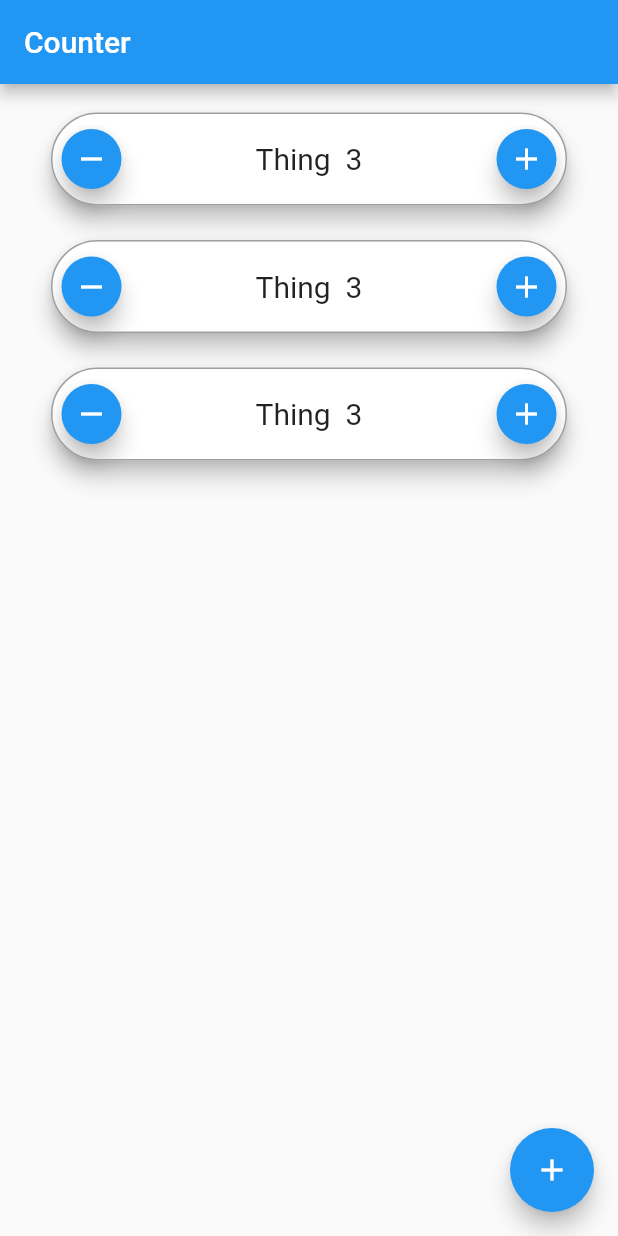
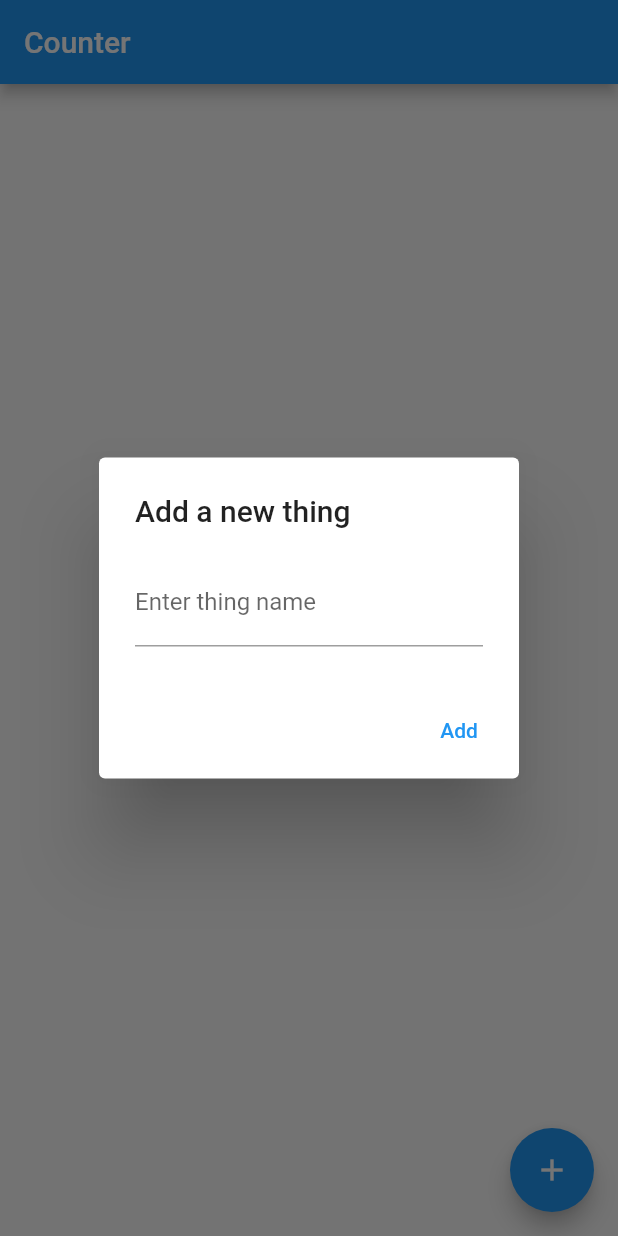
Before and after one commit to amitbansal7/counter, a Flutter app: the screen it shows after launch, after a tap on the "add" icon, on a phone screen of 412 x 824 dp. Run offline on Flutter 3.47's test engine with Material 2 defaults, Android fonts, the phone set to English and light mode, and no system bars; our stand-ins replace drift; accounts and stored records are empty; generated files the repository leaves out were written again.

Commit message:
add thing tile and add new form

```diff
--- a/lib/main.dart
+++ b/lib/main.dart
@@ -1,3 +1,5 @@
+import 'package:counter/models/tables.dart';
+import 'package:drift/drift.dart' as df;
 import 'package:flutter/material.dart';
 
 import 'counter_tile_widget.dart';
@@ -15,15 +17,6 @@ class MyApp extends StatelessWidget {
     return MaterialApp(
       title: 'Flutter Demo',
       theme: ThemeData(
-        // This is the theme of your application.
-        //
-        // Try running your application with "flutter run". You'll see the
-        // application has a blue toolbar. Then, without quitting the app, try
-        // changing the primarySwatch below to Colors.green and then invoke
-        // "hot reload" (press "r" in the console where you ran "flutter run",
-        // or simply save your changes to "hot reload" in a Flutter IDE).
-        // Notice that the counter didn't reset back to zero; the application
-        // is not restarted.
         primarySwatch: Colors.blue,
       ),
       home: const MyHomePage(title: 'Counter'),
@@ -50,71 +43,72 @@ class MyHomePage extends StatefulWidget {
 }
 
 class _MyHomePageState extends State<MyHomePage> {
-  int _counter = 0;
+  final thingsController = TextEditingController();
+  _displayDialog(BuildContext context, MyDatabase database) async {
+    Widget okButton = TextButton(
+      child: const Text("Add"),
+      onPressed: () {
+        final name = thingsController.text.trim();
+        if (name.isNotEmpty) {
+          database.insertThing(ThingsCompanion(name: df.Value(name)));
+          Navigator.of(context, rootNavigator: true).pop('dialog');
+        }
+      },
+    );
 
-  void _incrementCounter() {
-    setState(() {
-      // This call to setState tells the Flutter framework that something has
-      // changed in this State, which causes it to rerun the build method below
-      // so that the display can reflect the updated values. If we changed
-      // _counter without calling setState(), then the build method would not be
-      // called again, and so nothing would appear to happen.
-      _counter++;
-    });
+    AlertDialog alert = AlertDialog(
+      title: const Text("Add a new thing"),
+      content: TextFormField(
+        controller: thingsController,
+        decoration: const InputDecoration(
+          border: UnderlineInputBorder(),
+          labelText: 'Enter thing name',
+        ),
+      ),
+      actions: [
+        okButton,
+      ],
+    );
+
+    showDialog(
+      context: context,
+      builder: (BuildContext context) {
+        return alert;
+      },
+    );
   }
 
   @override
   Widget build(BuildContext context) {
-    // This method is rerun every time setState is called, for instance as done
-    // by the _incrementCounter method above.
-    //
-    // The Flutter framework has been optimized to make rerunning build methods
-    // fast, so that you can just rebuild anything that needs updating rather
-    // than having to individually change instances of widgets.
+    final database = MyDatabase();
     return Scaffold(
       appBar: AppBar(
-        // Here we take the value from the MyHomePage object that was created by
-        // the App.build method, and use it to set our appbar title.
         title: Text(widget.title),
       ),
       body: Center(
-        // Center is a layout widget. It takes a single child and positions it
-        // in the middle of the parent.
-        child: Column(
-          // Column is also a layout widget. It takes a list of children and
-          // arranges them vertically. By default, it sizes itself to fit its
-          // children horizontally, and tries to be as tall as its parent.
-          //
-          // Invoke "debug painting" (press "p" in the console, choose the
-          // "Toggle Debug Paint" action from the Flutter Inspector in Android
-          // Studio, or the "Toggle Debug Paint" command in Visual Studio Code)
-          // to see the wireframe for each widget.
-          //
-          // Column has various properties to control how it sizes itself and
-          // how it positions its children. Here we use mainAxisAlignment to
-          // center the children vertically; the main axis here is the vertical
-          // axis because Columns are vertical (the cross axis would be
-          // horizontal).
-          mainAxisAlignment: MainAxisAlignment.start,
-          children: <Widget>[
-            // const Text(
-            //   'You have pushed the button this many times:',
-            // ),
-            // Text(
-            //   '$_counter',
-            //   style: Theme.of(context).textTheme.headline4,
-            // ),
-            SizedBox(height: 10),
-            const CounterTileWidget(),
-            SizedBox(height: 10),
-            const CounterTileWidget(),
-            SizedBox(height: 10),
-            const CounterTileWidget(),
-          ],
+        child: StreamBuilder<List<Thing>>(
+          stream: database.watchAllThings(),
+          builder: (context, snapshot) {
+            final things = snapshot.data;
+            if (things == null) {
+              return const Text("No things");
+            } else {
+              return ListView.builder(
+                physics: const AlwaysScrollableScrollPhysics(),
+                itemCount: things.length,
+                itemBuilder: (ctx, idx) {
+                  final thing = things[idx];
+                  return CounterTileWidget(thing: thing, database: database);
+                },
+              );
+            }
+          },
         ),
       ),
       floatingActionButton: FloatingActionButton(
-        onPressed: _incrementCounter,
+        onPressed: () {
+          _displayDialog(context, database);
+        },
         tooltip: 'Increment',
         child: const Icon(Icons.add),
       ), // This trailing comma makes auto-formatting nicer for build methods.
```
Also changed, not shown: lib/counter_tile_widget.dart (+20 -5 lines), lib/models/tables.dart (+56 -8 lines), lib/models/tables.g.dart (added).
